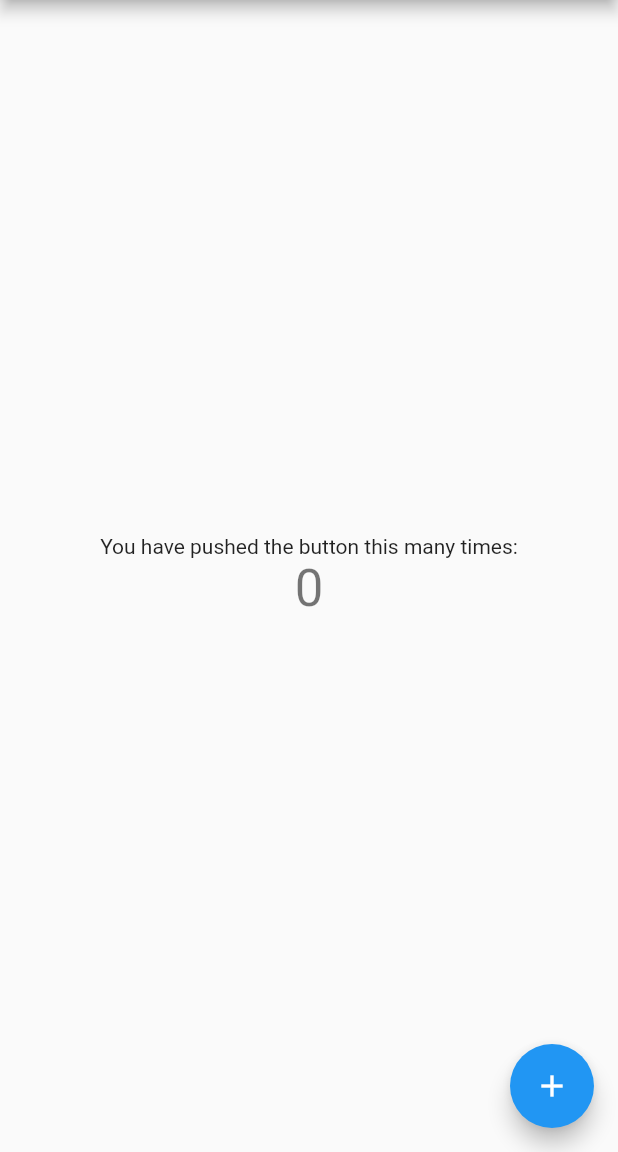
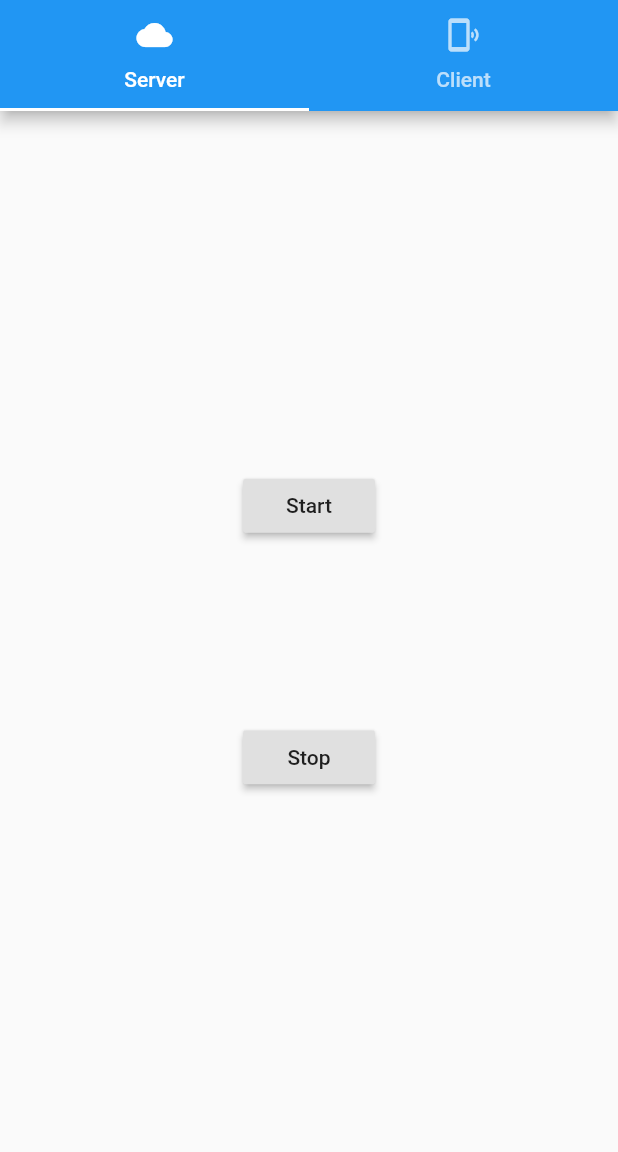
Before and after one commit to FourLeafTec/tftp, a Flutter app: the screen it shows after launch, on a phone screen of 412 x 824 dp, the part 84-1236 px from its top. Run offline on Flutter 3.47's test engine with Material 2 defaults, Android fonts, the phone set to English and light mode, and no system bars.

Commit message:
add example server

```diff
--- /dev/null
+++ b/example/lib/client.dart
@@ -0,0 +1,13 @@
+import 'package:flutter/material.dart';
+
+class ClientDemo extends StatefulWidget {
+  @override
+  _ClientDemoState createState() => _ClientDemoState();
+}
+
+class _ClientDemoState extends State<ClientDemo> {
+  @override
+  Widget build(BuildContext context) {
+    return Container();
+  }
+}
--- a/example/lib/main.dart
+++ b/example/lib/main.dart
@@ -1,3 +1,5 @@
+import 'package:example/client.dart';
+import 'package:example/server.dart';
 import 'package:flutter/material.dart';
 
 void main() => runApp(MyApp());
@@ -25,13 +27,20 @@ class MyHomePage extends StatefulWidget {
   _MyHomePageState createState() => _MyHomePageState();
 }
 
-class _MyHomePageState extends State<MyHomePage> {
-  int _counter = 0;
+class _MyHomePageState extends State<MyHomePage>
+    with SingleTickerProviderStateMixin {
+  TabController controller;
 
-  void _incrementCounter() {
-    setState(() {
-      _counter++;
-    });
+  @override
+  void initState() {
+    super.initState();
+    controller = new TabController(length: 2, vsync: this);
+  }
+
+  @override
+  void dispose() {
+    controller.dispose();
+    super.dispose();
   }
 
   @override
@@ -39,26 +48,23 @@ class _MyHomePageState extends State<MyHomePage> {
     return Scaffold(
       appBar: AppBar(
         title: Text(widget.title),
-      ),
-      body: Center(
-        child: Column(
-          mainAxisAlignment: MainAxisAlignment.center,
-          children: <Widget>[
-            Text(
-              'You have pushed the button this many times:',
-            ),
-            Text(
-              '$_counter',
-              style: Theme.of(context).textTheme.display1,
-            ),
+        bottom: TabBar(
+          controller: controller,
+          tabs: [
+            Tab(icon: Icon(Icons.wb_cloudy), child: Text("Server")),
+            Tab(icon: Icon(Icons.phonelink_ring), child: Text("Client"))
           ],
         ),
       ),
-      floatingActionButton: FloatingActionButton(
-        onPressed: _incrementCounter,
-        tooltip: 'Increment',
-        child: Icon(Icons.add),
-      ), // This trailing comma makes auto-formatting nicer for build methods.
+      body: Center(
+        child: TabBarView(
+          controller: controller,
+          children: [
+            ServerDemo(),
+            ClientDemo(),
+          ],
+        ),
+      ),
     );
   }
 }
--- /dev/null
+++ b/example/lib/server.dart
@@ -0,0 +1,87 @@
+import 'dart:async';
+
+import 'package:flutter/material.dart';
+import 'package:tftp/tftp.dart';
+
+class ServerDemo extends StatefulWidget {
+  @override
+  _ServerDemoState createState() => _ServerDemoState();
+}
+
+class _ServerDemoState extends State<ServerDemo> {
+  StreamController<double> processController;
+  StreamController<String> infoController;
+  TFtpServer server;
+
+  @override
+  void initState() {
+    super.initState();
+    processController = StreamController();
+    infoController = StreamController();
+  }
+
+  @override
+  void dispose() {
+    processController.close();
+    infoController.close();
+    super.dispose();
+  }
+
+  @override
+  Widget build(BuildContext context) {
+    return Center(
+      child: Column(
+        mainAxisSize: MainAxisSize.max,
+        mainAxisAlignment: MainAxisAlignment.spaceEvenly,
+        children: <Widget>[
+          StreamBuilder<String>(
+            builder: (context, snapshot) {
+              return snapshot.hasData ? Text(snapshot.data) : Container();
+            },
+          ),
+          RaisedButton(
+            onPressed: () async {
+              server = await TFtpServer.bind("127.0.0.1", port: 6699);
+              server.listen((socket) {
+                socket.listen(onRead: (file, onProcess) {
+                  infoController.add("read file from server:$file");
+                  onProcess(progressCallback: (count, total) {
+                    processController.add(count / total);
+                  });
+                  return file;
+                }, onWrite: (file, doTransform) {
+                  infoController.add("write file to server:$file");
+                });
+              });
+            },
+            child: Text("Start"),
+          ),
+          RaisedButton(
+            onPressed: () {
+              if (null != this.server) {
+                this.server.close();
+              }
+            },
+            child: Text("Stop"),
+          ),
+          StreamBuilder<double>(
+            stream: processController.stream,
+            builder: (context, snapshot) {
+              return snapshot.hasData
+                  ? Column(
+                      crossAxisAlignment: CrossAxisAlignment.start,
+                      children: <Widget>[
+                        Text("Process:${snapshot.data * 100}%"),
+                        LinearProgressIndicator(
+                          value: snapshot.data,
+                        ),
+                      ],
+                    )
+                  : Container();
+            },
+          )
+        ],
+      ),
+    );
+  }
+}
```
